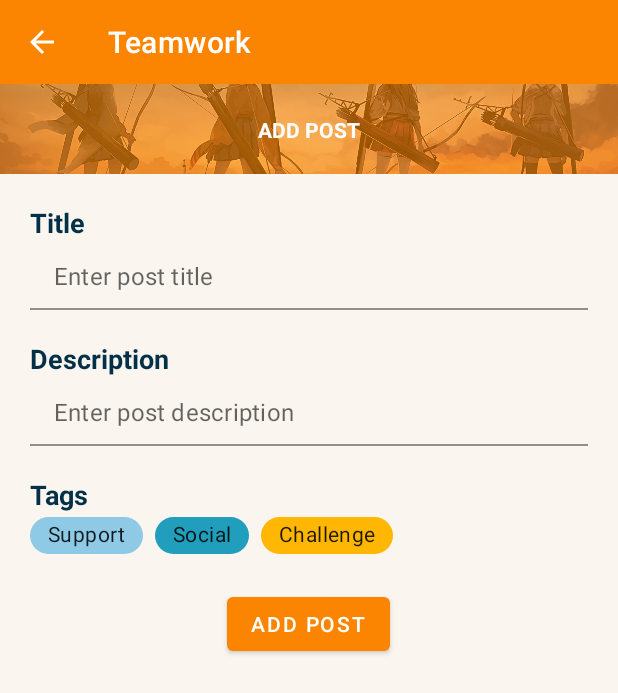
After one commit to bensuwun/Teamwork, an Android app: the AddGuildPostFragment screen opened through its navigation route, on a phone screen of 412 x 824 dp. The commit adds this screen. Shown: the top 693 px of the screen. Run offline under Robolectric (Android 15) with nearby library versions, the phone set to English and light mode, and no system bars; our stand-ins replace Firebase (no records; nobody signed in at launch, a user with empty details on screens opened directly).

Commit message:
Implemented view for add guild post

```diff
--- /dev/null
+++ b/app/src/main/java/ph/edu/dlsu/mobdeve/s17/sun/benedict/teamwork/ui/home/guilds/posts/AddGuildPostFragment.kt
@@ -0,0 +1,28 @@
+package ph.edu.dlsu.mobdeve.s17.sun.benedict.teamwork.ui.home.guilds.posts
+
+import android.os.Bundle
+import androidx.fragment.app.Fragment
+import android.view.LayoutInflater
+import android.view.View
+import android.view.ViewGroup
+import ph.edu.dlsu.mobdeve.s17.sun.benedict.teamwork.R
+import ph.edu.dlsu.mobdeve.s17.sun.benedict.teamwork.databinding.FragmentAddGuildPostBinding
+
+/**
+ * A simple [Fragment] subclass.
+ */
+class AddGuildPostFragment : Fragment() {
+    private lateinit var binding : FragmentAddGuildPostBinding
+    override fun onCreateView(
+        inflater: LayoutInflater, container: ViewGroup?,
+        savedInstanceState: Bundle?
+    ): View? {
+        // Inflate the layout for this fragment
+        binding = FragmentAddGuildPostBinding.inflate(inflater, container, false)
+        val view = binding.root
+
+        return view
+    }
+
+
+}
--- a/app/src/main/java/ph/edu/dlsu/mobdeve/s17/sun/benedict/teamwork/ui/home/guilds/posts/GuildPostsFragment.kt
+++ b/app/src/main/java/ph/edu/dlsu/mobdeve/s17/sun/benedict/teamwork/ui/home/guilds/posts/GuildPostsFragment.kt
@@ -5,6 +5,7 @@ import androidx.fragment.app.Fragment
 import android.view.LayoutInflater
 import android.view.View
 import android.view.ViewGroup
+import androidx.navigation.findNavController
 import androidx.recyclerview.widget.LinearLayoutManager
 import ph.edu.dlsu.mobdeve.s17.sun.benedict.teamwork.R
 import ph.edu.dlsu.mobdeve.s17.sun.benedict.teamwork.adapters.GuildPostAdapter
@@ -27,6 +28,15 @@ class GuildPostsFragment : Fragment() {
 
         binding.rvGuildPosts.layoutManager = LinearLayoutManager(activity)
         binding.rvGuildPosts.adapter = context?.let { GuildPostAdapter(Post.initSampleData(), it) }
+
+        setEventListeners()
+
         return view
     }
+
+    private fun setEventListeners(){
+        binding.fabAddPost.setOnClickListener {
+            it.findNavController().navigate(R.id.navigateToAddGuildPostFragment)
+        }
+    }
 }
--- /dev/null
+++ b/app/src/main/res/layout/fragment_add_guild_post.xml
@@ -0,0 +1,139 @@
+<?xml version="1.0" encoding="utf-8"?>
+<LinearLayout xmlns:android="http://schemas.android.com/apk/res/android"
+    xmlns:tools="http://schemas.android.com/tools"
+    android:layout_width="match_parent"
+    android:layout_height="match_parent"
+    xmlns:app="http://schemas.android.com/apk/res-auto"
+    tools:context=".ui.home.guilds.posts.AddGuildPostFragment"
+    android:orientation="vertical">
+
+    <androidx.constraintlayout.widget.ConstraintLayout
+        android:layout_width="match_parent"
+        android:layout_height="wrap_content">
+
+        <ImageView
+            android:id="@+id/iv_create_post_header"
+            android:layout_width="match_parent"
+            android:layout_height="60dp"
+            android:adjustViewBounds="true"
+            android:foreground="#99FB8500"
+            android:scaleType="centerCrop"
+            android:src="@drawable/guild_challenge_header"
+            app:layout_constraintStart_toStartOf="parent"
+            app:layout_constraintTop_toTopOf="parent" />
+
+        <TextView
+            app:layout_constraintTop_toTopOf="@id/iv_create_post_header"
+            app:layout_constraintBottom_toBottomOf="@id/iv_create_post_header"
+            app:layout_constraintStart_toStartOf="parent"
+            app:layout_constraintEnd_toEndOf="parent"
+            android:layout_width="wrap_content"
+            android:layout_height="wrap_content"
+            android:textColor="@color/white"
+            android:textStyle="bold"
+            android:text="ADD POST"/>
+    </androidx.constraintlayout.widget.ConstraintLayout>
+
+    <LinearLayout
+        android:layout_width="match_parent"
+        android:layout_height="wrap_content"
+        android:orientation="vertical"
+        android:padding="20dp">
+
+        <TextView
+            android:layout_width="wrap_content"
+            android:layout_height="wrap_content"
+            style="@style/guild_post_title"
+            android:text="@string/post_title_header"
+            android:textSize="18sp"/>
+
+        <com.google.android.material.textfield.TextInputLayout
+            android:id="@+id/textinputlayout_post_title"
+            android:layout_width="match_parent"
+            android:layout_height="wrap_content"
+            app:hintEnabled="false">
+
+            <com.google.android.material.textfield.TextInputEditText
+                android:id="@+id/et_post_title"
+                android:layout_width="match_parent"
+                android:layout_height="wrap_content"
+                android:padding="12dp"
+                android:textColor="@color/black"
+                android:hint="Enter post title"
+                android:backgroundTint="@android:color/transparent"
+                />
+        </com.google.android.material.textfield.TextInputLayout>
+
+        <TextView
+            android:layout_marginTop="20dp"
+            android:layout_width="wrap_content"
+            android:layout_height="wrap_content"
+            style="@style/guild_post_title"
+            android:text="@string/desc_header"
+            android:textSize="18sp"/>
+
+        <com.google.android.material.textfield.TextInputLayout
+            android:id="@+id/textinputlayout_post_description"
+            android:layout_width="match_parent"
+            android:layout_height="wrap_content"
+            app:hintEnabled="false">
+
+            <com.google.android.material.textfield.TextInputEditText
+                android:id="@+id/et_post_description"
+                android:layout_width="match_parent"
+                android:layout_height="wrap_content"
+                android:padding="12dp"
+                android:textColor="@color/black"
+                android:inputType="textMultiLine"
+                android:hint="Enter post description"
+                android:backgroundTint="@android:color/transparent"
+                />
+        </com.google.android.material.textfield.TextInputLayout>
+
+        <TextView
+            android:layout_marginTop="20dp"
+            android:layout_width="wrap_content"
+            android:layout_height="wrap_content"
+            style="@style/guild_post_title"
+            android:text="Tags"
+            android:textSize="18sp"/>
+
+        <com.google.android.material.chip.ChipGroup
+            android:layout_width="match_parent"
+            android:layout_height="wrap_content">
+
+            <com.google.android.material.chip.Chip
+                android:id="@+id/chip_support"
+                android:layout_width="wrap_content"
+                android:layout_height="wrap_content"
+                app:chipBackgroundColor="@color/app_lightest_blue"
+                android:text="@string/chip_support"
+                style="@style/tag_chip" />
+
+            <com.google.android.material.chip.Chip
+                android:id="@+id/chip_social"
+                android:layout_width="wrap_content"
+                android:layout_height="wrap_content"
+                app:chipBackgroundColor="@color/app_light_blue"
+                android:text="@string/chip_social"
+                style="@style/tag_chip" />
+
+            <com.google.android.material.chip.Chip
+                android:id="@+id/chip_challenge"
+                android:layout_width="wrap_content"
+                android:layout_height="wrap_content"
+                app:chipBackgroundColor="@color/app_yellow"
+                android:text="@string/chip_challenge"
+                style="@style/tag_chip"/>
+
+        </com.google.android.material.chip.ChipGroup>
+
+        <com.google.android.material.button.MaterialButton
+            android:id="@+id/btn_add_post"
+            android:layout_marginTop="20dp"
+            android:layout_width="wrap_content"
+            android:layout_height="wrap_content"
+            android:layout_gravity="center"
+            android:text="ADD POST"/>
+    </LinearLayout>
+</LinearLayout>
--- a/app/src/main/res/layout/list_item_guild_post.xml
+++ b/app/src/main/res/layout/list_item_guild_post.xml
@@ -69,6 +69,7 @@
                 android:layout_height="wrap_content"
                 app:chipBackgroundColor="@color/app_lightest_blue"
                 android:text="@string/chip_support"
+                app:rippleColor="@android:color/transparent"
                 style="@style/chip" />
 
             <com.google.android.material.chip.Chip
@@ -77,6 +78,7 @@
                 android:layout_height="wrap_content"
                 app:chipBackgroundColor="@color/app_light_blue"
                 android:text="@string/chip_social"
+                app:rippleColor="@android:color/transparent"
                 style="@style/chip" />
 
             <com.google.android.material.chip.Chip
@@ -85,6 +87,7 @@
                 android:layout_height="wrap_content"
                 app:chipBackgroundColor="@color/app_yellow"
                 android:text="@string/chip_challenge"
+                app:rippleColor="@android:color/transparent"
                 style="@style/chip"/>
         </com.google.android.material.chip.ChipGroup>
         <TextView
--- a/app/src/main/res/navigation/posts_nav.xml
+++ b/app/src/main/res/navigation/posts_nav.xml
@@ -13,10 +13,20 @@
         <action
             android:id="@+id/navigateToViewPost"
             app:destination="@id/viewPostFragment" />
+        <action
+            android:id="@+id/navigateToAddGuildPostFragment"
+            app:destination="@id/addGuildPostFragment"
+            app:enterAnim="@android:anim/slide_in_left"
+            app:exitAnim="@android:anim/slide_out_right" />
     </fragment>
     <fragment
         android:id="@+id/viewPostFragment"
         android:name="ph.edu.dlsu.mobdeve.s17.sun.benedict.teamwork.ui.home.guilds.posts.ViewPostFragment"
         android:label="fragment_view_post"
         tools:layout="@layout/fragment_view_post" />
+    <fragment
+        android:id="@+id/addGuildPostFragment"
+        android:name="ph.edu.dlsu.mobdeve.s17.sun.benedict.teamwork.ui.home.guilds.posts.AddGuildPostFragment"
+        android:label="fragment_add_guild_post"
+        tools:layout="@layout/fragment_add_guild_post" />
 </navigation>
--- a/app/src/main/res/values-night/strings.xml
+++ b/app/src/main/res/values-night/strings.xml
@@ -34,4 +34,6 @@
     <string name="chip_challenge">Challenge</string>
     <string name="sample_post_title">Difficulty with Pushups</string>
     <string name="comment_hint">Add comment...</string>
+    <string name="desc_header">Description</string>
+    <string name="post_title_header">Title</string>
 </resources>
--- a/app/src/main/res/values/app_styles.xml
+++ b/app/src/main/res/values/app_styles.xml
@@ -33,6 +33,11 @@
         <item name="chipMinTouchTargetSize">30dp</item>
         <item name="android:textSize">11sp</item>
         <item name="android:checkable">false</item>
-        <item name="rippleColor">@android:color/transparent</item>
+    </style>
+    <style name="tag_chip" parent="Widget.MaterialComponents.Chip.Filter">
+        <item name="chipMinHeight">25dp</item>
+        <item name="chipMinTouchTargetSize">30dp</item>
+        <item name="android:textSize">14sp</item>
+        <item name="android:checkable">true</item>
     </style>
 </resources>
--- a/app/src/main/res/values/strings.xml
+++ b/app/src/main/res/values/strings.xml
@@ -39,5 +39,7 @@
     <!-- Tasks Dashboard Page -->
     <string name="task_header">My Tasks</string>
     <string name="task_filter_selector">Filter by</string>
+    <string name="desc_header">Description</string>
+    <string name="post_title_header">Title</string>
 
 </resources>
```
